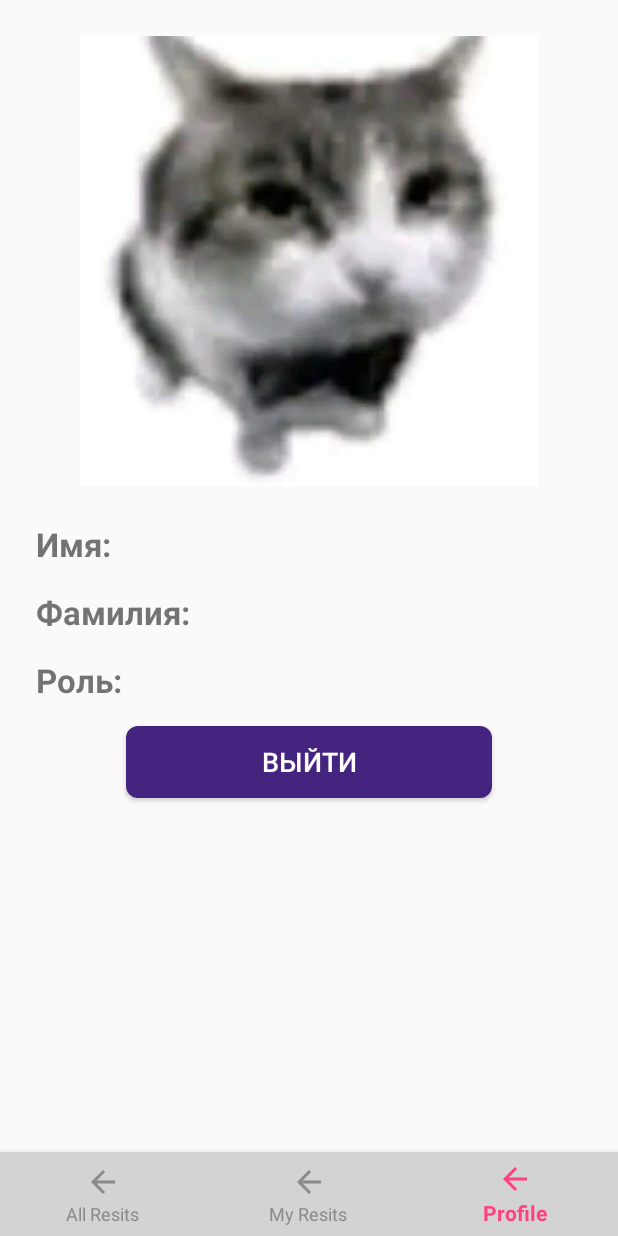
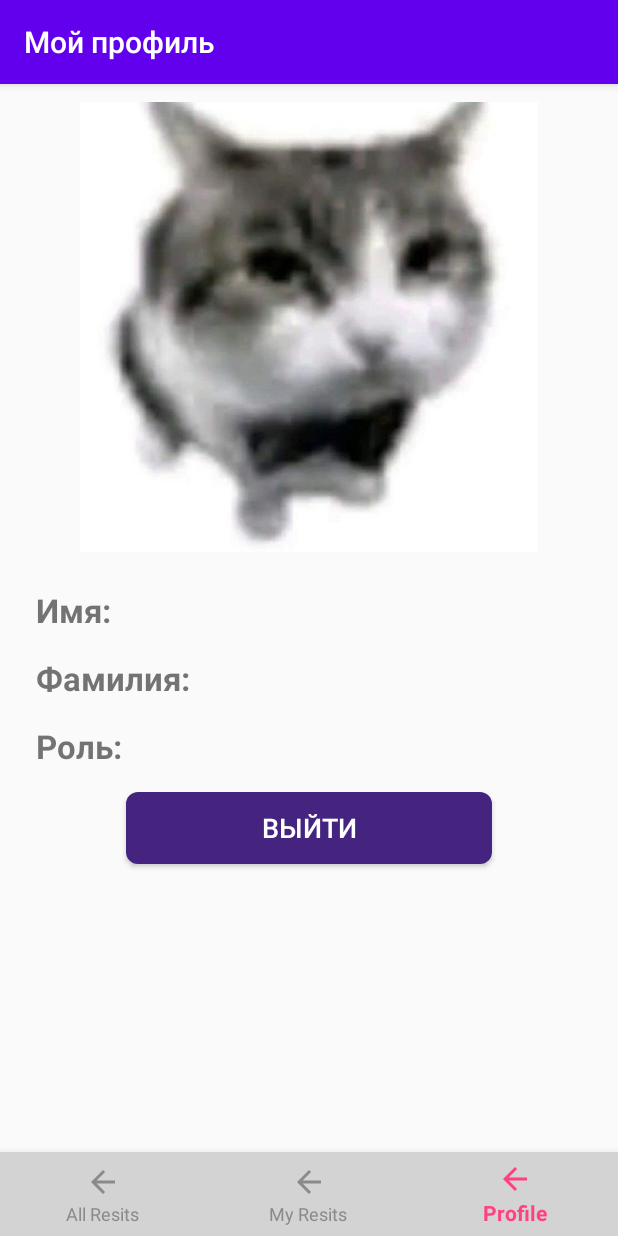
Before and after one commit to orehusLina/2-Year-Coursework-Unhappy-Students-Schedule-App, an Android app: the FrontPageActivity screen opened directly, with no data from a screen before it, item 3 of the bottom bar chosen, on a phone screen of 412 x 824 dp. Run offline under Robolectric (Android 15) with nearby library versions, the phone set to English and light mode, and no system bars.

Commit message:
Slightly changed the design

```diff
--- a/app/src/main/java/com/example/firstapp/FrontPageActivity.java
+++ b/app/src/main/java/com/example/firstapp/FrontPageActivity.java
@@ -6,9 +6,9 @@ import android.view.MenuItem;
 
 import androidx.annotation.NonNull;
 import androidx.appcompat.app.AppCompatActivity;
+import androidx.appcompat.widget.Toolbar;
 import androidx.fragment.app.Fragment;
 import androidx.lifecycle.ViewModelProvider;
-import androidx.lifecycle.ViewModel;
 
 import com.example.firstapp.fragments.AllResitsFragment;
 import com.example.firstapp.fragments.MyResitsFragment;
@@ -18,11 +18,15 @@ import com.google.android.material.bottomnavigation.BottomNavigationView;
 
 public class FrontPageActivity extends AppCompatActivity {
     private UserViewModel userViewModel;
+    private Toolbar toolbar;
 
     @Override
     protected void onCreate(Bundle savedInstanceState) {
         super.onCreate(savedInstanceState);
         setContentView(R.layout.activity_front_page);
+
+        toolbar = findViewById(R.id.toolbar);
+        setSupportActionBar(toolbar);
 
         userViewModel = new ViewModelProvider(this).get(UserViewModel.class);
 
@@ -46,6 +50,7 @@ public class FrontPageActivity extends AppCompatActivity {
                         .replace(R.id.fragment_container, fragment)
                         .commit();
                 bottomNav.setSelectedItemId(R.id.nav_my_resits);
+                toolbar.setTitle(R.string.my_resits_title);
             }
         } else {
             // Если данных о пользователе нет в Intent, загрузить фрагмент по умолчанию
@@ -53,6 +58,7 @@ public class FrontPageActivity extends AppCompatActivity {
                     .replace(R.id.fragment_container, new AllResitsFragment())
                     .commit();
             bottomNav.setSelectedItemId(R.id.nav_all_resits); // Установка выбранного пункта в Bottom Navigation
+            toolbar.setTitle(R.string.all_resits_title);
         }
     }
 
@@ -65,12 +71,15 @@ public class FrontPageActivity extends AppCompatActivity {
                     switch (item.getItemId()) {
                         case R.id.nav_all_resits:
                             selectedFragment = new AllResitsFragment();
+                            toolbar.setTitle(R.string.all_resits_title);
                             break;
                         case R.id.nav_my_resits:
                             selectedFragment = new MyResitsFragment();
+                            toolbar.setTitle(R.string.my_resits_title);
                             break;
                         case R.id.nav_profile:
                             selectedFragment = new ProfileFragment();
+                            toolbar.setTitle(R.string.profile_title);
                             break;
                     }
 
--- a/app/src/main/java/com/example/firstapp/model/Resit.java
+++ b/app/src/main/java/com/example/firstapp/model/Resit.java
@@ -100,8 +100,8 @@ public class Resit {
         return commissionRetake;
     }
 
-    public List<String> getGroups() {
-        return groups;
+    public String getGroups() {
+        return String.join(", ", groups);
     }
 
     public List<String> getSpecialties() {
--- a/app/src/main/java/com/example/firstapp/utils/RetrofitClient.java
+++ b/app/src/main/java/com/example/firstapp/utils/RetrofitClient.java
@@ -4,19 +4,6 @@ import retrofit2.Retrofit;
 import retrofit2.converter.gson.GsonConverterFactory;
 
 public class RetrofitClient {
-    /*
-    private static Retrofit retrofit = null;
-
-    public static Retrofit getClient() {
-        if (retrofit == null) {
-            retrofit = new Retrofit.Builder()
-                    .baseUrl("http://192.168.0.104:3000/")
-                    .addConverterFactory(GsonConverterFactory.create())
-                    .build();
-        }
-        return retrofit;
-    }
-    */
 
     private static Retrofit retrofit = null;
 
--- a/app/src/main/res/layout/activity_front_page.xml
+++ b/app/src/main/res/layout/activity_front_page.xml
@@ -6,11 +6,23 @@
     android:layout_height="match_parent"
     tools:context=".FrontPageActivity">
 
+    <androidx.appcompat.widget.Toolbar
+        android:id="@+id/toolbar"
+        android:layout_width="match_parent"
+        android:layout_height="wrap_content"
+        android:background="?attr/colorPrimary"
+        android:elevation="4dp"
+        app:title="Пересдачи мои пересдачи"
+        android:theme="@style/ThemeOverlay.AppCompat.Dark.ActionBar"
+        app:popupTheme="@style/ThemeOverlay.AppCompat.Light" />
+
     <FrameLayout
         android:id="@+id/fragment_container"
         android:layout_width="match_parent"
         android:layout_height="match_parent"
-        app:layout_behavior="@string/appbar_scrolling_view_behavior"/>
+        android:paddingTop="44dp"
+        app:layout_behavior="@string/appbar_scrolling_view_behavior"
+        android:layout_below="@id/toolbar"/>
 
     <com.google.android.material.bottomnavigation.BottomNavigationView
         android:id="@+id/bottom_navigation"
--- a/app/src/main/res/values/strings.xml
+++ b/app/src/main/res/values/strings.xml
@@ -2,4 +2,7 @@
     <string name="app_name">FirstApp</string>
     <!-- TODO: Remove or change this placeholder text -->
     <string name="hello_blank_fragment">Hello blank fragment</string>
+    <string name="my_resits_title">Пересдачи мои пересдачи</string>
+    <string name="all_resits_title">Все пересдачи</string>
+    <string name="profile_title">Мой профиль</string>
 </resources>
```
Also changed, not shown: app/src/main/java/com/example/firstapp/ResitAdapter.java (+5 -8 lines), app/src/main/res/layout/item_resit.xml (+22 -21 lines), app/src/main/java/com/example/firstapp/MainActivity.java (line endings or trailing spaces), 1 other file.
